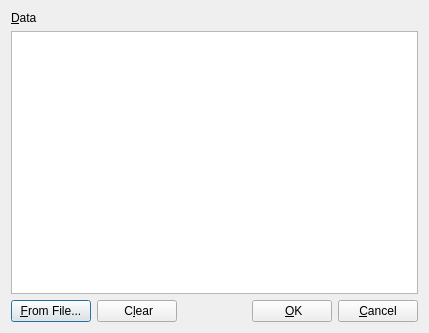
Above: frontend_qt/extData.ui from zint/zint before the change. Below: the same form after it.
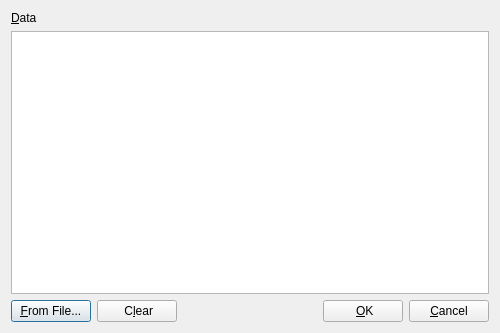
That is the form after the change. Icons and pictures are not drawn.

Commit message: GUI: data dialog: convert Line Feeds if escaping on input, escape on output   and set Escaped flag; fix tooltip that they're converted to spaces;   sequence dialog: re-organize to put Create Sequence stuff only in groupbox   and put Import -> From File and Clear at bottom, similar to data dialog;   mainwindow: use new Escaped flag from data dialog and set checkbox and   statusbar message accordingly

```diff
--- a/frontend_qt/extData.ui
+++ b/frontend_qt/extData.ui
@@ -6,7 +6,7 @@
    <rect>
     <x>0</x>
     <y>0</y>
-    <width>429</width>
+    <width>500</width>
     <height>333</height>
    </rect>
   </property>
@@ -85,9 +85,9 @@
       </widget>
      </item>
      <item>
-      <spacer name="horizontalSpacer">
-       <property name="orientation">
-        <enum>Qt::Horizontal</enum>
+      <widget class="QStatusBar" name="statusBarData">
+       <property name="sizeGripEnabled">
+        <bool>false</bool>
        </property>
        <property name="sizeHint" stdset="0">
         <size>
@@ -95,7 +95,7 @@
          <height>20</height>
         </size>
        </property>
-      </spacer>
+      </widget>
      </item>
      <item>
       <widget class="QPushButton" name="btnOK">
```
Left out of the diff: 10 changed lines with no effect on the pictures. The commit also changes 10 other files.
